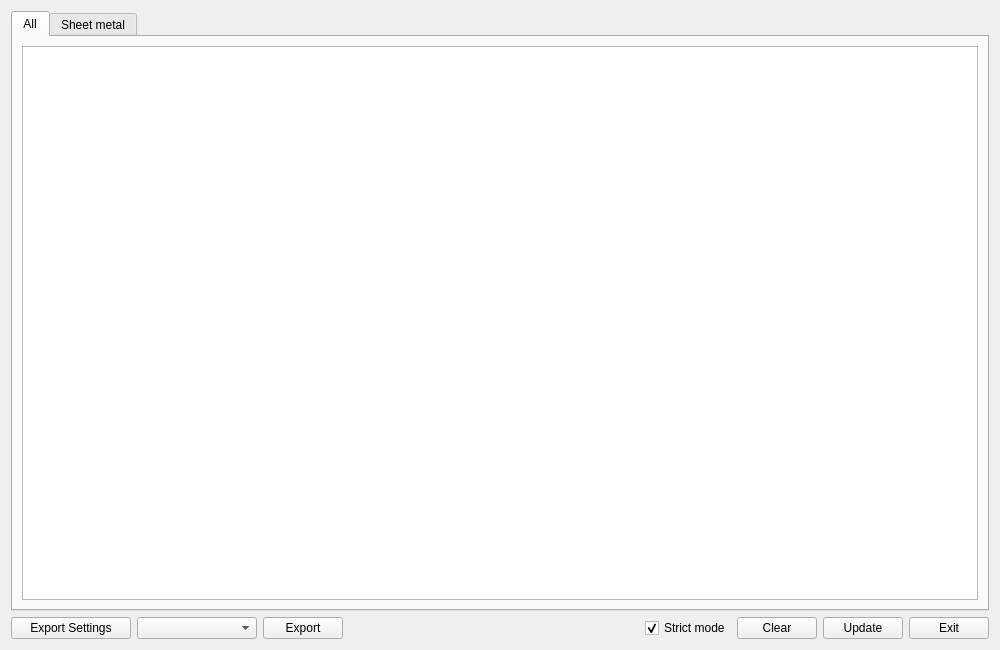
GS90/addFC, file repo/ui/specification.ui: the form before one commit.
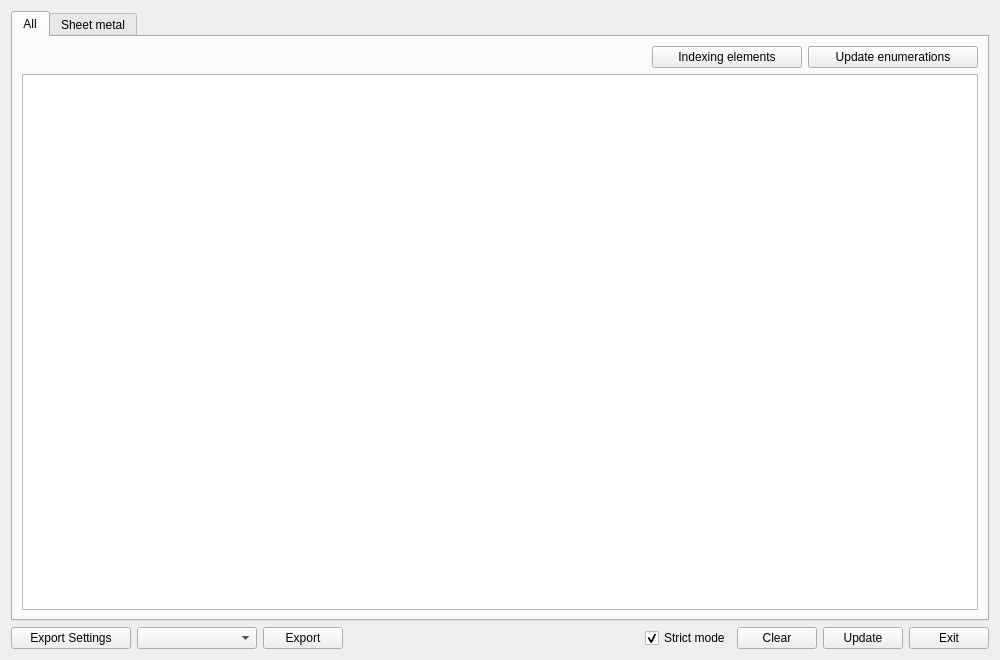
The form after the commit.

Patch:
```diff
--- a/repo/ui/specification.ui
+++ b/repo/ui/specification.ui
@@ -8,13 +8,13 @@
     <x>0</x>
     <y>0</y>
     <width>1000</width>
-    <height>650</height>
+    <height>660</height>
    </rect>
   </property>
   <property name="minimumSize">
    <size>
     <width>800</width>
-    <height>650</height>
+    <height>660</height>
    </size>
   </property>
   <property name="windowTitle">
@@ -31,6 +31,49 @@
        <string>All</string>
       </attribute>
       <layout class="QVBoxLayout" name="verticalLayout_2">
+       <item>
+        <layout class="QHBoxLayout" name="horizontalLayout_2">
+         <item>
+          <spacer name="horizontalSpacer">
+           <property name="orientation">
+            <enum>Qt::Horizontal</enum>
+           </property>
+           <property name="sizeHint" stdset="0">
+            <size>
+             <width>40</width>
+             <height>20</height>
+            </size>
+           </property>
+          </spacer>
+         </item>
+         <item>
+          <widget class="QPushButton" name="pushButtonIndexing">
+           <property name="minimumSize">
+            <size>
+             <width>150</width>
+             <height>0</height>
+            </size>
+           </property>
+           <property name="text">
+            <string>Indexing elements</string>
+           </property>
+          </widget>
+         </item>
+         <item>
+          <widget class="QPushButton" name="pushButtonUE">
+           <property name="minimumSize">
+            <size>
+             <width>170</width>
+             <height>0</height>
+            </size>
+           </property>
+           <property name="text">
+            <string>Update enumerations</string>
+           </property>
+          </widget>
+         </item>
+        </layout>
+       </item>
        <item>
         <widget class="QTableWidget" name="specificationTable">
          <property name="editTriggers">
```
Left out of the diff: 2 changed lines with no effect on the pictures.
